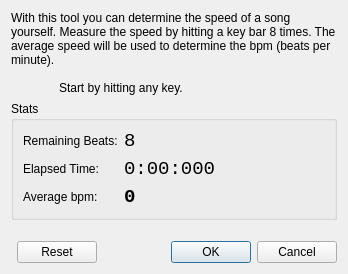
Qt form metronomdialog.ui (domoritz/drummy) before a commit.
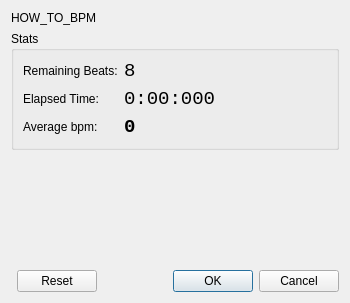
The same form after that commit.

```diff
--- a/metronomdialog.ui
+++ b/metronomdialog.ui
@@ -6,8 +6,8 @@
    <rect>
     <x>0</x>
     <y>0</y>
-    <width>348</width>
-    <height>274</height>
+    <width>350</width>
+    <height>303</height>
    </rect>
   </property>
   <property name="windowTitle">
@@ -17,9 +17,7 @@
    <item row="0" column="0" colspan="2">
     <widget class="QLabel" name="label">
      <property name="text">
-      <string>With this tool you can determine the speed of a song yourself. Measure the speed by hitting a key bar 8 times. The average speed will be used to determine the bpm (beats per minute). 
-
-	Start by hitting any key.</string>
+      <string>HOW_TO_BPM</string>
      </property>
      <property name="textFormat">
       <enum>Qt::PlainText</enum>
```
